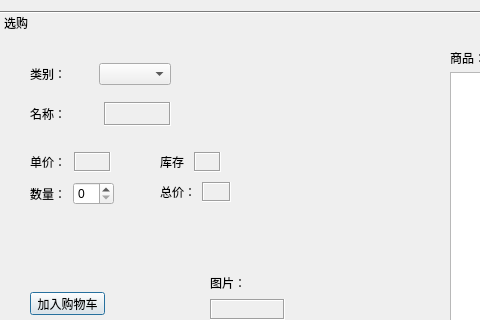
Qt form myclient.ui (XMeleny/DB) before a commit; both pictures show x 0 to 480 and y 0 to 320 of the 807 by 496 pixel window.
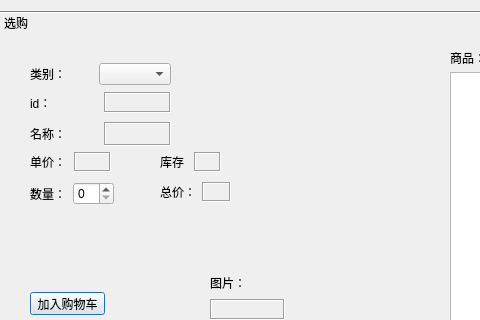
The same form after that commit.

What changed in the file:
```diff
--- a/myclient.ui
+++ b/myclient.ui
@@ -121,7 +121,7 @@
      <property name="geometry">
       <rect>
        <x>30</x>
-       <y>60</y>
+       <y>80</y>
        <width>141</width>
        <height>24</height>
       </rect>
@@ -129,6 +129,9 @@
      <layout class="QHBoxLayout" name="horizontalLayout_2">
       <item>
        <widget class="QLabel" name="label_3">
+        <property name="lineWidth">
+         <number>6</number>
+        </property>
         <property name="text">
          <string>名称：</string>
         </property>
@@ -332,6 +335,38 @@
       <string>显示所有商品</string>
      </property>
     </widget>
+    <widget class="QWidget" name="">
+     <property name="geometry">
+      <rect>
+       <x>30</x>
+       <y>50</y>
+       <width>141</width>
+       <height>21</height>
+      </rect>
+     </property>
+     <layout class="QHBoxLayout" name="horizontalLayout_8">
+      <item>
+       <widget class="QLabel" name="label_8">
+        <property name="text">
+         <string>id：</string>
+        </property>
+       </widget>
+      </item>
+      <item>
+       <widget class="QLabel" name="id">
+        <property name="frameShape">
+         <enum>QFrame::Box</enum>
+        </property>
+        <property name="frameShadow">
+         <enum>QFrame::Sunken</enum>
+        </property>
+        <property name="text">
+         <string/>
+        </property>
+       </widget>
+      </item>
+     </layout>
+    </widget>
    </widget>
    <widget class="QWidget" name="toolBoxPage2">
     <property name="geometry">
```
